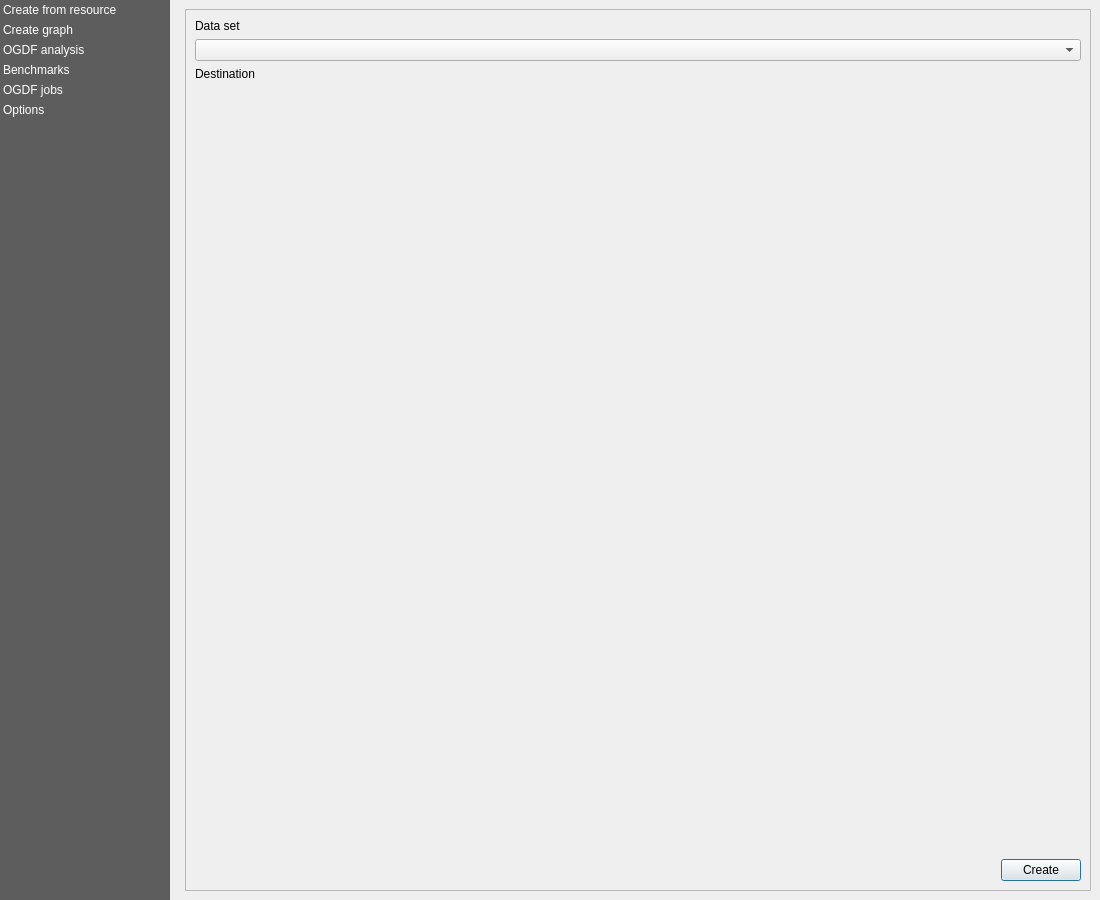
This is views/PluginDialog.ui in S-P-A-N-N-E-R-S/Frontend as Qt 5 draws it before an edit. The edited form follows.
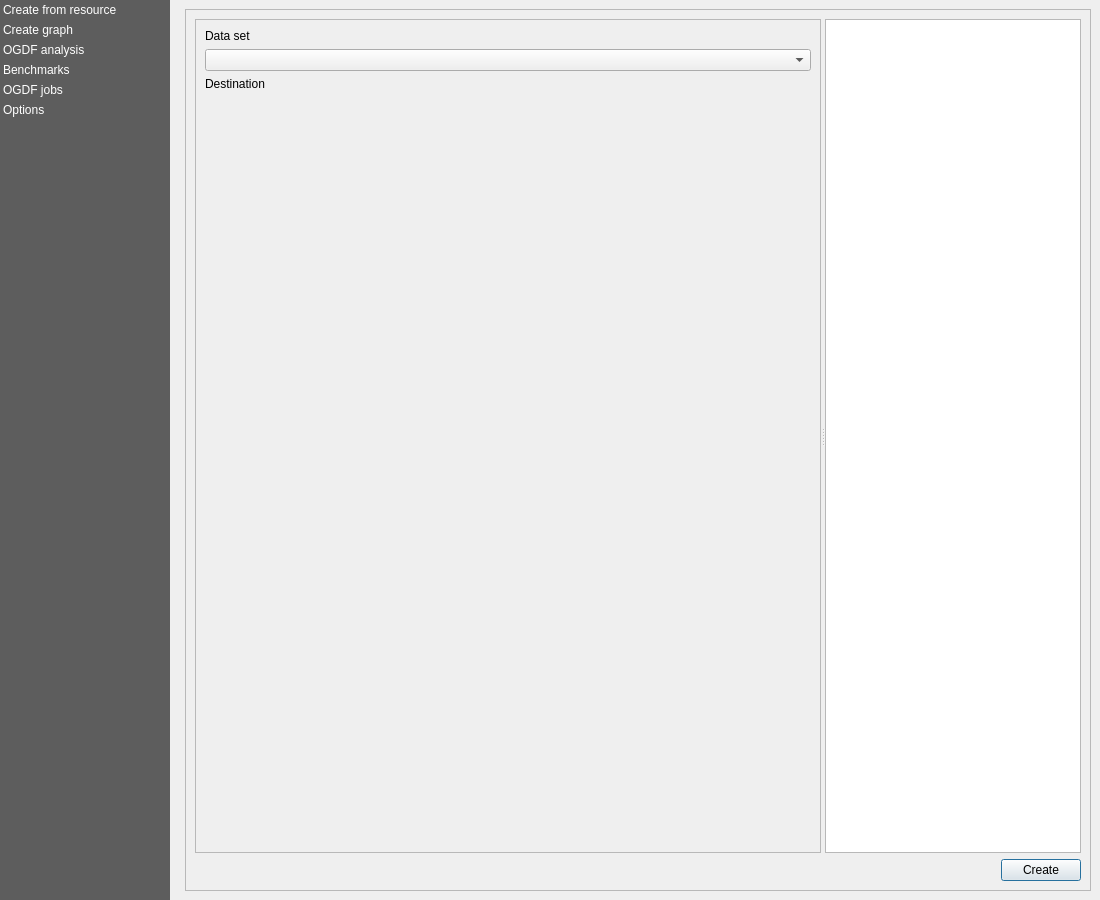
This is the edited form. Icons and pictures are not drawn. Custom widgets are drawn as their Qt base class.

Commit message: Add dataset descriptions and reorganize resource datasets, refs #159

Patch:
```diff
--- a/views/PluginDialog.ui
+++ b/views/PluginDialog.ui
@@ -182,64 +182,113 @@
              </property>
              <layout class="QVBoxLayout" name="verticalLayout_2">
               <item>
-               <layout class="QFormLayout" name="formLayout">
-                <item row="1" column="0" colspan="2">
-                 <widget class="QComboBox" name="create_from_resource_input">
-                  <property name="toolTip">
-                   <string>&lt;html&gt;&lt;head/&gt;&lt;body&gt;&lt;p&gt;Select an example.&lt;/p&gt;&lt;/body&gt;&lt;/html&gt;</string>
+               <widget class="QSplitter" name="splitter_3">
+                <property name="sizePolicy">
+                 <sizepolicy hsizetype="Expanding" vsizetype="Expanding">
+                  <horstretch>0</horstretch>
+                  <verstretch>0</verstretch>
+                 </sizepolicy>
+                </property>
+                <property name="orientation">
+                 <enum>Qt::Horizontal</enum>
+                </property>
+                <property name="opaqueResize">
+                 <bool>true</bool>
+                </property>
+                <property name="handleWidth">
+                 <number>4</number>
+                </property>
+                <widget class="QScrollArea" name="scrollArea_3">
+                 <property name="sizePolicy">
+                  <sizepolicy hsizetype="Expanding" vsizetype="Expanding">
+                   <horstretch>1</horstretch>
+                   <verstretch>0</verstretch>
+                  </sizepolicy>
+                 </property>
+                 <property name="widgetResizable">
+                  <bool>true</bool>
+                 </property>
+                 <widget class="QWidget" name="scrollAreaWidgetContents_3">
+                  <property name="geometry">
+                   <rect>
+                    <x>0</x>
+                    <y>0</y>
+                    <width>624</width>
+                    <height>827</height>
+                   </rect>
                   </property>
+                  <layout class="QVBoxLayout" name="verticalLayout_24">
+                   <item>
+                    <widget class="QLabel" name="create_from_resource_label">
+                     <property name="text">
+                      <string>Data set</string>
+                     </property>
+                    </widget>
+                   </item>
+                   <item>
+                    <widget class="QComboBox" name="create_from_resource_input">
+                     <property name="toolTip">
+                      <string>&lt;html&gt;&lt;head/&gt;&lt;body&gt;&lt;p&gt;Select an example.&lt;/p&gt;&lt;/body&gt;&lt;/html&gt;</string>
+                     </property>
+                    </widget>
+                   </item>
+                   <item>
+                    <widget class="QLabel" name="create_from_resource_output_label">
+                     <property name="toolTip">
+                      <string>&lt;html&gt;&lt;head/&gt;&lt;body&gt;&lt;p&gt;Specify where and in which format the example should be saved. If this field is empty, a temporary layer will be created.&lt;/p&gt;&lt;/body&gt;&lt;/html&gt;</string>
+                     </property>
+                     <property name="text">
+                      <string>Destination</string>
+                     </property>
+                    </widget>
+                   </item>
+                   <item>
+                    <widget class="QgsFileWidget" name="create_from_resource_output">
+                     <property name="toolTip">
+                      <string>&lt;html&gt;&lt;head/&gt;&lt;body&gt;&lt;p&gt;Specify where and in which format the example should be saved. If this field is empty, a temporary layer will be created.&lt;/p&gt;&lt;/body&gt;&lt;/html&gt;</string>
+                     </property>
+                     <property name="useLink">
+                      <bool>false</bool>
+                     </property>
+                     <property name="fullUrl">
+                      <bool>false</bool>
+                     </property>
+                     <property name="dialogTitle">
+                      <string/>
+                     </property>
+                     <property name="storageMode">
+                      <enum>QgsFileWidget::SaveFile</enum>
+                     </property>
+                    </widget>
+                   </item>
+                   <item>
+                    <spacer name="verticalSpacer_8">
+                     <property name="orientation">
+                      <enum>Qt::Vertical</enum>
+                     </property>
+                     <property name="sizeHint" stdset="0">
+                      <size>
+                       <width>20</width>
+                       <height>61</height>
+                      </size>
+                     </property>
+                    </spacer>
+                   </item>
+                  </layout>
                  </widget>
-                </item>
-                <item row="3" column="0" colspan="2">
-                 <widget class="QgsFileWidget" name="create_from_resource_output">
-                  <property name="toolTip">
-                   <string>&lt;html&gt;&lt;head/&gt;&lt;body&gt;&lt;p&gt;Specify where and in which format the example should be saved. If this field is empty, a temporary layer will be created.&lt;/p&gt;&lt;/body&gt;&lt;/html&gt;</string>
-                  </property>
-                  <property name="useLink">
-                   <bool>false</bool>
-                  </property>
-                  <property name="fullUrl">
-                   <bool>false</bool>
-                  </property>
-                  <property name="dialogTitle">
-                   <string/>
-                  </property>
-                  <property name="storageMode">
-                   <enum>QgsFileWidget::SaveFile</enum>
-                  </property>
-                 </widget>
-                </item>
-                <item row="4" column="0" colspan="2">
-                 <spacer name="verticalSpacer_3">
-                  <property name="orientation">
-                   <enum>Qt::Vertical</enum>
-                  </property>
-                  <property name="sizeHint" stdset="0">
-                   <size>
-                    <width>20</width>
-                    <height>40</height>
-                   </size>
-                  </property>
-                 </spacer>
-                </item>
-                <item row="2" column="0" colspan="2">
-                 <widget class="QLabel" name="create_from_resource_output_label">
-                  <property name="toolTip">
-                   <string>&lt;html&gt;&lt;head/&gt;&lt;body&gt;&lt;p&gt;Specify where and in which format the example should be saved. If this field is empty, a temporary layer will be created.&lt;/p&gt;&lt;/body&gt;&lt;/html&gt;</string>
-                  </property>
-                  <property name="text">
-                   <string>Destination</string>
-                  </property>
-                 </widget>
-                </item>
-                <item row="0" column="0" colspan="2">
-                 <widget class="QLabel" name="create_from_resource_label">
-                  <property name="text">
-                   <string>Data set</string>
-                  </property>
-                 </widget>
-                </item>
-               </layout>
+                </widget>
+                <widget class="QTextBrowser" name="create_from_resource_description_textbrowser">
+                 <property name="sizePolicy">
+                  <sizepolicy hsizetype="Expanding" vsizetype="Expanding">
+                   <horstretch>0</horstretch>
+                   <verstretch>0</verstretch>
+                  </sizepolicy>
+                 </property>
+                 <property name="openExternalLinks">
+                  <bool>true</bool>
+                 </property>
+                </widget>
+               </widget>
               </item>
               <item>
                <layout class="QHBoxLayout" name="horizontalLayout">
```
Left out of the diff: 17 changed lines with no effect on the pictures. The commit also changes 40 other files.
